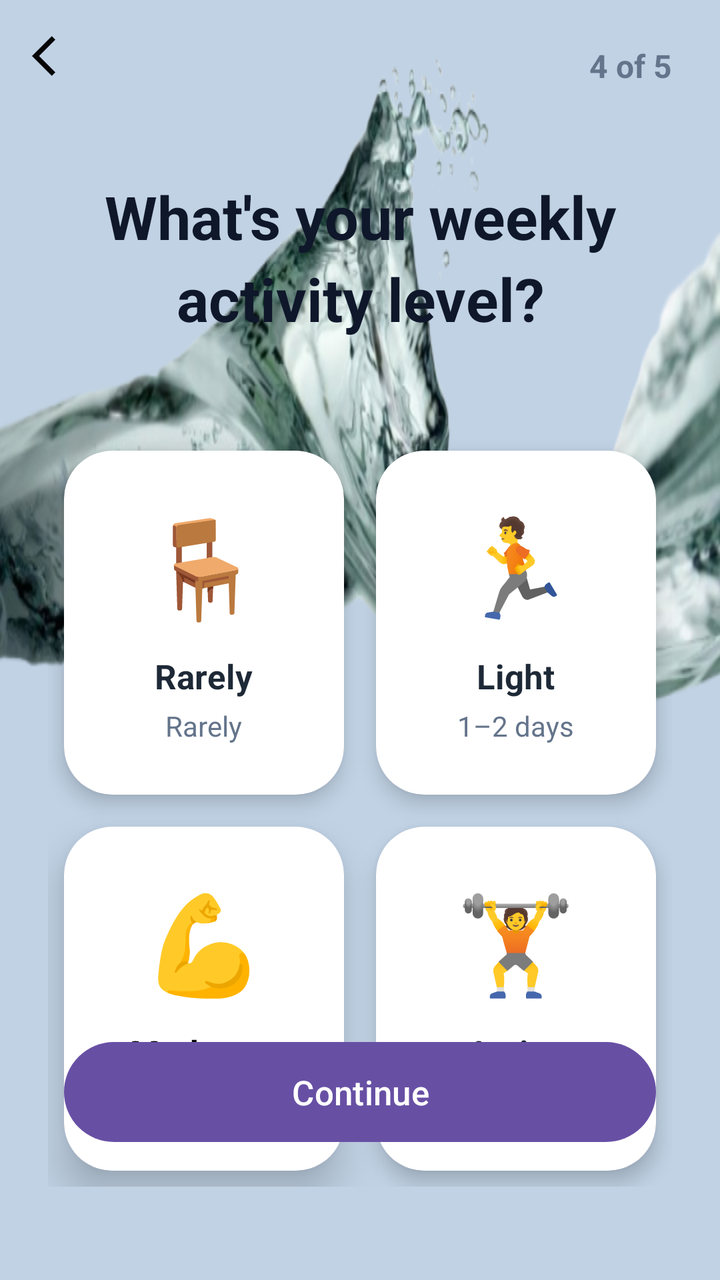
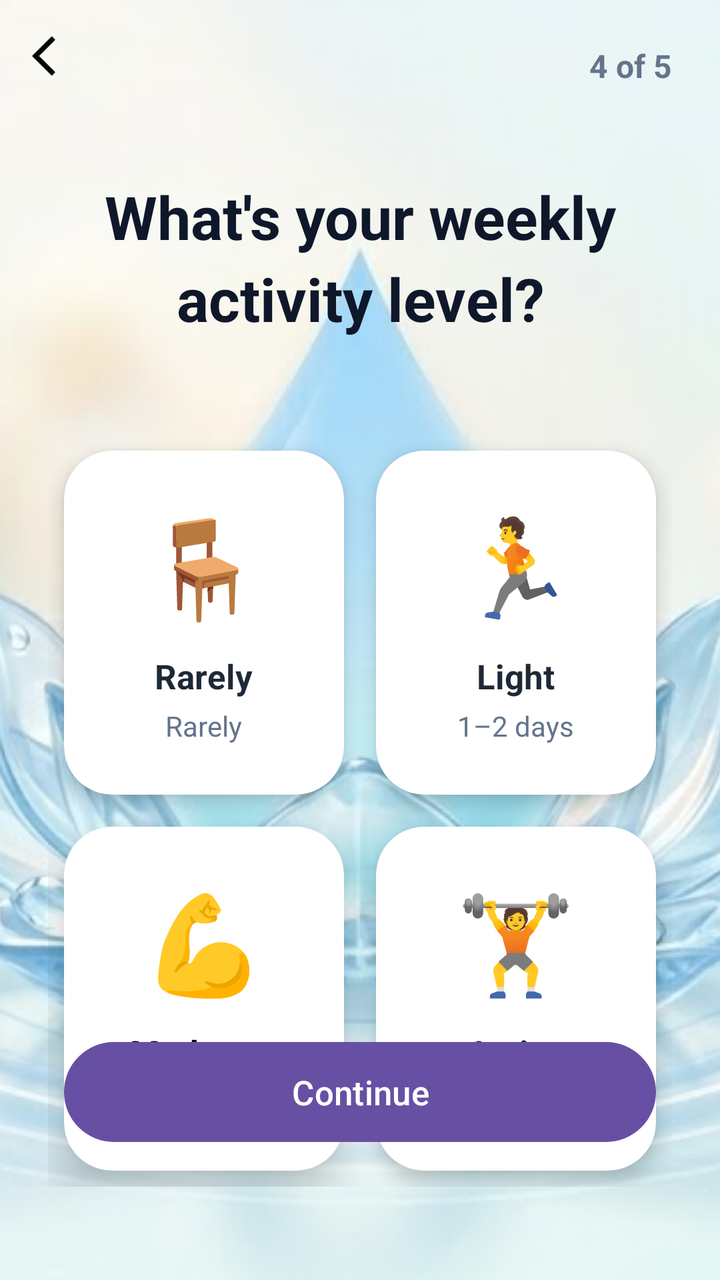

Screens rendered from an Android XML layout before and after an edit, with the pre-edit source and the edit as a unified diff.
<!-- AndroidManifest.xml: application theme Theme.WaterReminder -->
<!-- res/layout/activity_exercise_selection.xml -->
<?xml version="1.0" encoding="utf-8"?>
<androidx.constraintlayout.widget.ConstraintLayout xmlns:android="http://schemas.android.com/apk/res/android"
    xmlns:app="http://schemas.android.com/apk/res-auto"
    android:layout_width="match_parent"
    android:layout_height="match_parent"
    xmlns:tools="http://schemas.android.com/tools"
    android:background="#C0D2E4">

    <ImageView
        android:layout_width="wrap_content"
        android:layout_height="0dp"
        android:background="@drawable/bgwater"
        tools:ignore="MissingConstraints"
        tools:layout_editor_absoluteX="0dp"
        tools:layout_editor_absoluteY="290dp" />

    <ImageView
        android:id="@+id/btnBack"
        android:layout_width="wrap_content"
        android:layout_height="wrap_content"
        android:src="@drawable/baseline_arrow_back_ios_24"
        android:padding="16dp"
        app:layout_constraintTop_toTopOf="parent"
        app:layout_constraintStart_toStartOf="parent" />

    <TextView
        android:id="@+id/tvPage"
        android:layout_width="wrap_content"
        android:layout_height="wrap_content"
        android:text="4 of 5"
        android:textSize="16sp"
        android:textColor="#64748B"
        android:textStyle="bold"
        app:layout_constraintTop_toTopOf="parent"
        app:layout_constraintEnd_toEndOf="parent"
        android:layout_marginTop="22dp"
        android:layout_marginEnd="24dp" />

    
    <TextView
        android:id="@+id/tvTitle"
        android:layout_width="0dp"
        android:layout_height="wrap_content"
        android:text="What's your weekly activity level?"
        android:textSize="30sp"
        android:textColor="#0F172A"
        android:textStyle="bold"
        android:gravity="center"
        android:lineSpacingExtra="6dp"
        app:layout_constraintTop_toBottomOf="@id/btnBack"
        app:layout_constraintStart_toStartOf="parent"
        app:layout_constraintEnd_toEndOf="parent"
        android:layout_marginTop="32dp"
        android:layout_marginHorizontal="32dp" />

    
    <GridLayout
        android:id="@+id/exercise_grid"
        android:layout_width="0dp"
        android:layout_height="wrap_content"
        android:columnCount="2"
        android:rowCount="2"
        android:alignmentMode="alignMargins"
        android:useDefaultMargins="true"
        app:layout_constraintTop_toBottomOf="@id/tvTitle"
        app:layout_constraintStart_toStartOf="parent"
        app:layout_constraintEnd_toEndOf="parent"
        android:layout_marginTop="48dp"
        android:layout_marginHorizontal="24dp">

        
        <androidx.cardview.widget.CardView
            android:id="@+id/optRarely"
            android:layout_width="0dp"
            android:layout_height="172dp"
            android:layout_columnWeight="1"
            android:layout_margin="8dp"
            app:cardCornerRadius="24dp"
            app:cardElevation="6dp"
            app:cardBackgroundColor="#FFFFFF">

            <LinearLayout
                android:layout_width="match_parent"
                android:layout_height="match_parent"
                android:orientation="vertical"
                android:gravity="center">

                <TextView
                    android:layout_width="wrap_content"
                    android:layout_height="wrap_content"
                    android:text="🪑"
                    android:textSize="48sp" />

                <TextView
                    android:layout_width="wrap_content"
                    android:layout_height="wrap_content"
                    android:text="Rarely"
                    android:textSize="17sp"
                    android:textColor="#1E2937"
                    android:textStyle="bold"
                    android:layout_marginTop="12dp" />

                <TextView
                    android:layout_width="wrap_content"
                    android:layout_height="wrap_content"
                    android:text="Rarely"
                    android:textSize="14sp"
                    android:textColor="#64748B"
                    android:layout_marginTop="4dp" />

            </LinearLayout>
        </androidx.cardview.widget.CardView>

        
        <androidx.cardview.widget.CardView
            android:id="@+id/optLight"
            android:layout_width="0dp"
            android:layout_height="172dp"
            android:layout_columnWeight="1"
            android:layout_margin="8dp"
            app:cardCornerRadius="24dp"
            app:cardElevation="6dp"
            app:cardBackgroundColor="#FFFFFF">

            <LinearLayout
                android:layout_width="match_parent"
                android:layout_height="match_parent"
                android:orientation="vertical"
                android:gravity="center">

                <TextView
                    android:layout_width="wrap_content"
                    android:layout_height="wrap_content"
                    android:text="🏃"
                    android:textSize="48sp" />

                <TextView
                    android:layout_width="wrap_content"
                    android:layout_height="wrap_content"
                    android:text="Light"
                    android:textSize="17sp"
                    android:textColor="#1E2937"
                    android:textStyle="bold"
                    android:layout_marginTop="12dp" />

                <TextView
                    android:layout_width="wrap_content"
                    android:layout_height="wrap_content"
                    android:text="1–2 days"
                    android:textSize="14sp"
                    android:textColor="#64748B"
                    android:layout_marginTop="4dp" />

            </LinearLayout>
        </androidx.cardview.widget.CardView>

        
        <androidx.cardview.widget.CardView
            android:id="@+id/optModerate"
            android:layout_width="0dp"
            android:layout_height="172dp"
            android:layout_columnWeight="1"
            android:layout_margin="8dp"
            app:cardCornerRadius="24dp"
            app:cardElevation="12dp"
            app:cardBackgroundColor="#FFFFFF">

            <LinearLayout
                android:layout_width="match_parent"
                android:layout_height="match_parent"
                android:orientation="vertical"
                android:gravity="center">

                <TextView
                    android:layout_width="wrap_content"
                    android:layout_height="wrap_content"
                    android:text="💪"
                    android:textSize="48sp" />

                <TextView
                    android:layout_width="wrap_content"
                    android:layout_height="wrap_content"
                    android:text="Moderate"
                    android:textSize="17sp"
                    android:textColor="#040404"
                    android:textStyle="bold"
                    android:layout_marginTop="12dp" />

                <TextView
                    android:layout_width="wrap_content"
                    android:layout_height="wrap_content"
                    android:text="3–4 days"
                    android:textSize="14sp"
                    android:textColor="#64748B"
                    android:layout_marginTop="4dp" />

            </LinearLayout>
        </androidx.cardview.widget.CardView>

        
        <androidx.cardview.widget.CardView
            android:id="@+id/optActive"
            android:layout_width="0dp"
            android:layout_height="172dp"
            android:layout_columnWeight="1"
            android:layout_margin="8dp"
            app:cardCornerRadius="24dp"
            app:cardElevation="6dp"
            app:cardBackgroundColor="#FFFFFF">

            <LinearLayout
                android:layout_width="match_parent"
                android:layout_height="match_parent"
                android:orientation="vertical"
                android:gravity="center">

                <TextView
                    android:layout_width="wrap_content"
                    android:layout_height="wrap_content"
                    android:text="🏋️"
                    android:textSize="48sp" />

                <TextView
                    android:layout_width="wrap_content"
                    android:layout_height="wrap_content"
                    android:text="Active"
                    android:textSize="17sp"
                    android:textColor="#1E2937"
                    android:textStyle="bold"
                    android:layout_marginTop="12dp" />

                <TextView
                    android:layout_width="wrap_content"
                    android:layout_height="wrap_content"
                    android:text="5+ days"
                    android:textSize="14sp"
                    android:textColor="#64748B"
                    android:layout_marginTop="4dp" />

            </LinearLayout>
        </androidx.cardview.widget.CardView>


    </GridLayout>

    
    <com.google.android.material.button.MaterialButton
        android:id="@+id/btnNext"
        android:layout_width="0dp"
        android:layout_height="58dp"
        android:text="Continue"
        android:textSize="17sp"
        app:cornerRadius="30dp"
        app:layout_constraintBottom_toBottomOf="parent"
        app:layout_constraintStart_toStartOf="parent"
        app:layout_constraintEnd_toEndOf="parent"
        android:layout_marginHorizontal="32dp"
        android:layout_marginBottom="65dp" />


</androidx.constraintlayout.widget.ConstraintLayout>
<!-- resources referenced by this layout -->
<resources>
  <!-- drawable baseline_arrow_back_ios_24 (drawable) -->
  <vector xmlns:android="http://schemas.android.com/apk/res/android" android:autoMirrored="true" android:height="24dp" android:tint="#050505" android:viewportHeight="24" android:viewportWidth="24" android:width="24dp">
        
      <path android:fillColor="@android:color/white" android:pathData="M11.67,3.87L9.9,2.1 0,12l9.9,9.9 1.77,-1.77L3.54,12z"/>
      
  </vector>
  <!-- drawable bgwater: png bitmap (drawable, 358820 bytes) -->
  <style name="Theme.WaterReminder" parent="Base.Theme.WaterReminder" />
  <style name="Base.Theme.WaterReminder" parent="Theme.Material3.DayNight.NoActionBar">
          
          
      </style>
</resources>

<!-- the commit's change to res/layout/activity_exercise_selection.xml (unified diff, before → after) -->
@@ -7,12 +7,15 @@
     android:background="#C0D2E4">
 
     <ImageView
-        android:layout_width="wrap_content"
+        android:layout_width="0dp"
         android:layout_height="0dp"
-        android:background="@drawable/bgwater"
+        android:src="@drawable/bgwater"
+        android:scaleType="centerCrop"
         tools:ignore="MissingConstraints"
-        tools:layout_editor_absoluteX="0dp"
-        tools:layout_editor_absoluteY="290dp" />
+        app:layout_constraintTop_toTopOf="parent"
+        app:layout_constraintBottom_toBottomOf="parent"
+        app:layout_constraintStart_toStartOf="parent"
+        app:layout_constraintEnd_toEndOf="parent" />
 
     <ImageView
         android:id="@+id/btnBack"
<!-- resource entries referenced after the edit -->
@@ -6,7 +6,7 @@
       <path android:fillColor="@android:color/white" android:pathData="M11.67,3.87L9.9,2.1 0,12l9.9,9.9 1.77,-1.77L3.54,12z"/>
       
   </vector>
-  <!-- drawable bgwater: png bitmap (drawable, 358820 bytes) -->
+  <!-- drawable bgwater: png bitmap (drawable, 424858 bytes) -->
   <style name="Theme.WaterReminder" parent="Base.Theme.WaterReminder" />
   <style name="Base.Theme.WaterReminder" parent="Theme.Material3.DayNight.NoActionBar">
           
